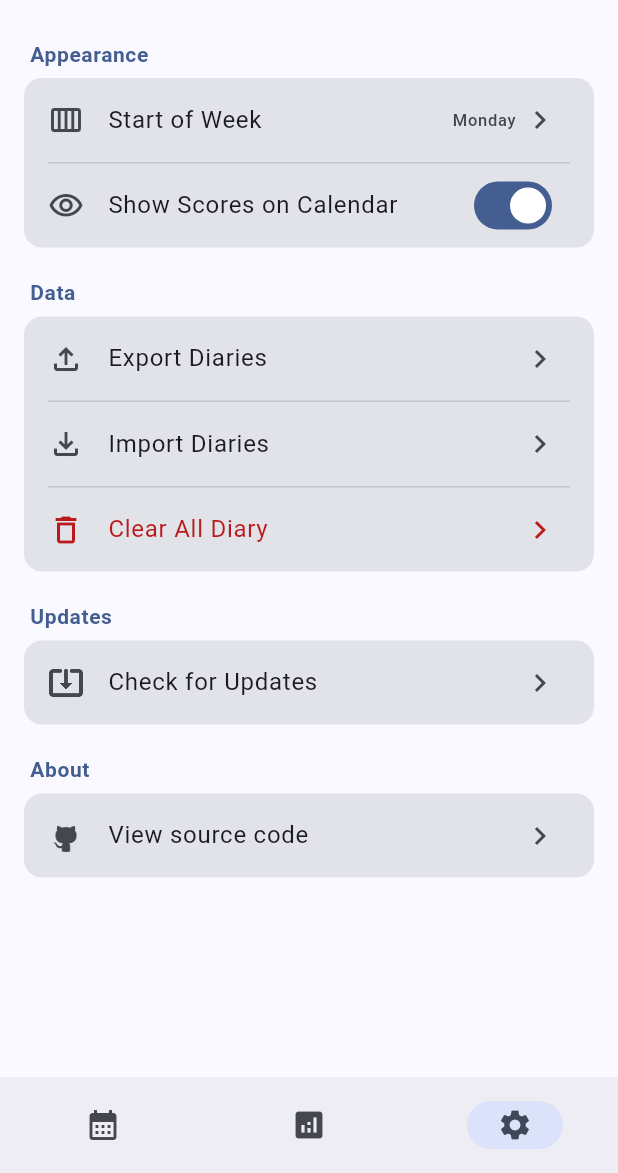
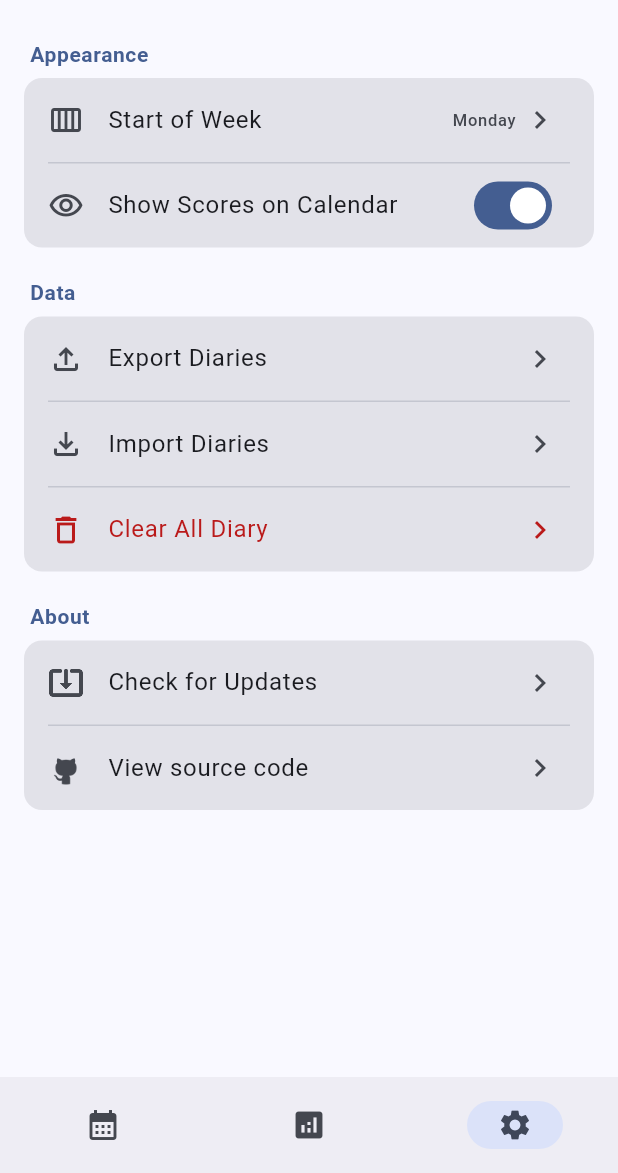
Before and after one commit to hingjasontech/peluna, a Flutter app: the screen it shows after launch, item 3 of the bottom bar chosen, on a phone screen of 412 x 824 dp, the part 63-1236 px from its top. Run offline on Flutter 3.47's test engine with Material 3 defaults, Android fonts, the phone set to English and light mode, and no system bars; our stand-ins replace file_picker, flutter_riverpod, go_router, hive_ce, hive_ce_flutter, package_info_plus and 2 more; accounts and stored records are empty.

Commit message:
refactor: merge update check into About settings
Show Check for Updates above View source code in one About card while keeping the update row Android-only. Regenerate the gallery.

```diff
--- a/lib/views/pages/settings_page.dart
+++ b/lib/views/pages/settings_page.dart
@@ -6,21 +6,16 @@ import 'package:flutter/material.dart';
 import 'package:flutter_riverpod/flutter_riverpod.dart';
 import 'package:share_plus/share_plus.dart';
 
-import 'package:peluna/config/app_links.dart';
 import 'package:peluna/models/week_start.dart';
 import 'package:peluna/providers/app_providers.dart';
 import 'package:peluna/providers/settings_providers.dart';
-import 'package:peluna/providers/update_providers.dart';
 import 'package:peluna/utils/utils.dart';
+import 'package:peluna/views/widgets/about_settings_section.dart';
 import 'package:peluna/views/widgets/settings_section.dart';
-import 'package:peluna/views/widgets/update_settings_section.dart';
 import 'package:peluna/views/widgets/week_start_menu_widget.dart';
 
 /// Identifies the score visibility switch in widget tests.
 const Key showScoreOnCalendarSwitchKey = Key('show-scores-on-calendar-switch');
-
-/// Identifies the GitHub source link in widget tests.
-const Key viewSourceCodeTileKey = Key('view-source-code-tile');
 
 class SettingsPage extends ConsumerWidget {
   const SettingsPage({super.key});
@@ -29,7 +24,6 @@ class SettingsPage extends ConsumerWidget {
   Widget build(BuildContext context, WidgetRef ref) {
     final weekStart = ref.watch(weekStartProvider);
     final showScore = ref.watch(showCalendarScoreProvider);
-    final supportsAppUpdates = ref.watch(supportsAppUpdatesProvider);
 
     return Align(
       alignment: Alignment.topCenter,
@@ -95,23 +89,7 @@ class SettingsPage extends ConsumerWidget {
                     ),
                   ],
                 ),
-                if (supportsAppUpdates) const UpdateSettingsSection(),
-                SettingsSection(
-                  title: 'About',
-                  children: [
-                    SettingsTile(
-                      key: viewSourceCodeTileKey,
-                      title: 'View source code',
-                      leading: Image.asset(
-                        'assets/github_mark.png',
-                        width: 24,
-                        height: 24,
-                        color: Theme.of(context).colorScheme.onSurfaceVariant,
-                      ),
-                      onTap: () => _openSourceCode(context, ref),
-                    ),
-                  ],
-                ),
+                const AboutSettingsSection(),
               ],
             ),
           ],
@@ -127,19 +105,6 @@ void _showSnack(BuildContext context, String message) {
     ..showSnackBar(
       SnackBar(content: Text(message), behavior: SnackBarBehavior.floating),
     );
-}
-
-Future<void> _openSourceCode(BuildContext context, WidgetRef ref) async {
-  final opened = await ref
-      .read(externalLinkLauncherProvider)
-      .open(AppLinks.sourceCode);
-
-  if (!opened && context.mounted) {
-    _showSnack(
-      context,
-      'Could not open GitHub. Check that a browser is available.',
-    );
-  }
 }
 
 Future<void> _pickWeekStart(BuildContext context, WidgetRef ref) async {
--- /dev/null
+++ b/lib/views/widgets/about_settings_section.dart
@@ -0,0 +1,105 @@
+import 'package:flutter/material.dart';
+import 'package:flutter_riverpod/flutter_riverpod.dart';
+
+import 'package:peluna/config/app_links.dart';
+import 'package:peluna/providers/app_providers.dart';
+import 'package:peluna/providers/update_providers.dart';
+import 'package:peluna/updates/update_models.dart';
+import 'package:peluna/views/widgets/settings_section.dart';
+import 'package:peluna/views/widgets/update_dialog.dart';
+
+/// Identifies the GitHub source link in widget tests.
+const Key viewSourceCodeTileKey = Key('view-source-code-tile');
+
+class AboutSettingsSection extends ConsumerStatefulWidget {
+  const AboutSettingsSection({super.key});
+
+  @override
+  ConsumerState<AboutSettingsSection> createState() =>
+      _AboutSettingsSectionState();
+}
+
+class _AboutSettingsSectionState extends ConsumerState<AboutSettingsSection> {
+  bool _checking = false;
+
+  Future<void> _checkForUpdates() async {
+    if (_checking) return;
+
+    setState(() => _checking = true);
+    try {
+      final update = await ref.read(updateCheckerProvider).checkForUpdate();
+      if (!mounted) return;
+      setState(() => _checking = false);
+
+      if (update == null) {
+        _showSnack(context, 'Peluna is up to date.');
+      } else {
+        await showUpdateAvailableDialog(context, update);
+      }
+    } on UpdateException catch (error) {
+      if (mounted) _showSnack(context, error.message);
+    } catch (_) {
+      if (mounted) {
+        _showSnack(context, 'Could not check for updates. Try again later.');
+      }
+    } finally {
+      if (mounted && _checking) setState(() => _checking = false);
+    }
+  }
+
+  Future<void> _openSourceCode() async {
+    final opened = await ref
+        .read(externalLinkLauncherProvider)
+        .open(AppLinks.sourceCode);
+
+    if (!opened && mounted) {
+      _showSnack(
+        context,
+        'Could not open GitHub. Check that a browser is available.',
+      );
+    }
+  }
+
+  @override
+  Widget build(BuildContext context) {
+    final supportsAppUpdates = ref.watch(supportsAppUpdatesProvider);
+
+    return SettingsSection(
+      title: 'About',
+      children: [
+        if (supportsAppUpdates)
+          SettingsTile(
+            title: 'Check for Updates',
+            icon: Icons.system_update_alt_outlined,
+            trailing: _checking
+                ? const SizedBox(
+                    width: 20,
+                    height: 20,
+                    child: CircularProgressIndicator(strokeWidth: 2),
+                  )
+                : null,
+            onTap: _checking ? null : _checkForUpdates,
+          ),
+        SettingsTile(
+          key: viewSourceCodeTileKey,
+          title: 'View source code',
+          leading: Image.asset(
+            'assets/github_mark.png',
+            width: 24,
+            height: 24,
+            color: Theme.of(context).colorScheme.onSurfaceVariant,
+          ),
+          onTap: _openSourceCode,
+        ),
+      ],
+    );
+  }
+}
+
+void _showSnack(BuildContext context, String message) {
+  ScaffoldMessenger.of(context)
+    ..clearSnackBars()
+    ..showSnackBar(
+      SnackBar(content: Text(message), behavior: SnackBarBehavior.floating),
+    );
+}
--- a/lib/views/widgets/settings_section.dart
+++ b/lib/views/widgets/settings_section.dart
@@ -4,7 +4,7 @@ import 'package:flutter/material.dart';
 ///
 /// Add new settings to an existing section when possible; create a new
 /// [SettingsSection] when the setting belongs to a different area
-/// (Appearance, Data, Updates, About, ...).
+/// (Appearance, Data, About, ...).
 class SettingsSection extends StatelessWidget {
   const SettingsSection({
     super.key,
--- a/lib/views/widgets/update_settings_section.dart
+++ /dev/null
@@ -1,73 +0,0 @@
-import 'package:flutter/material.dart';
-import 'package:flutter_riverpod/flutter_riverpod.dart';
-
-import 'package:peluna/providers/update_providers.dart';
-import 'package:peluna/updates/update_models.dart';
-import 'package:peluna/views/widgets/settings_section.dart';
-import 'package:peluna/views/widgets/update_dialog.dart';
-
-class UpdateSettingsSection extends ConsumerStatefulWidget {
-  const UpdateSettingsSection({super.key});
-
-  @override
-  ConsumerState<UpdateSettingsSection> createState() =>
-      _UpdateSettingsSectionState();
-}
-
-class _UpdateSettingsSectionState extends ConsumerState<UpdateSettingsSection> {
-  bool _checking = false;
-
-  Future<void> _checkForUpdates() async {
-    if (_checking) return;
-
-    setState(() => _checking = true);
-    try {
-      final update = await ref.read(updateCheckerProvider).checkForUpdate();
-      if (!mounted) return;
-      setState(() => _checking = false);
-
-      if (update == null) {
-        _showSnack(context, 'Peluna is up to date.');
-      } else {
-        await showUpdateAvailableDialog(context, update);
-      }
-    } on UpdateException catch (error) {
-      if (mounted) _showSnack(context, error.message);
-    } catch (_) {
-      if (mounted) {
-        _showSnack(context, 'Could not check for updates. Try again later.');
-      }
-    } finally {
-      if (mounted && _checking) setState(() => _checking = false);
-    }
-  }
-
-  @override
-  Widget build(BuildContext context) {
-    return SettingsSection(
-      title: 'Updates',
-      children: [
-        SettingsTile(
-          title: 'Check for Updates',
-          icon: Icons.system_update_alt_outlined,
-          trailing: _checking
-              ? const SizedBox(
-                  width: 20,
-                  height: 20,
-                  child: CircularProgressIndicator(strokeWidth: 2),
-                )
-              : null,
-          onTap: _checking ? null : _checkForUpdates,
-        ),
-      ],
-    );
-  }
-}
-
-void _showSnack(BuildContext context, String message) {
-  ScaffoldMessenger.of(context)
-    ..clearSnackBars()
-    ..showSnackBar(
-      SnackBar(content: Text(message), behavior: SnackBarBehavior.floating),
-    );
-}
```
Also changed, not shown: _gallery/gallery.png, 2 other files.
